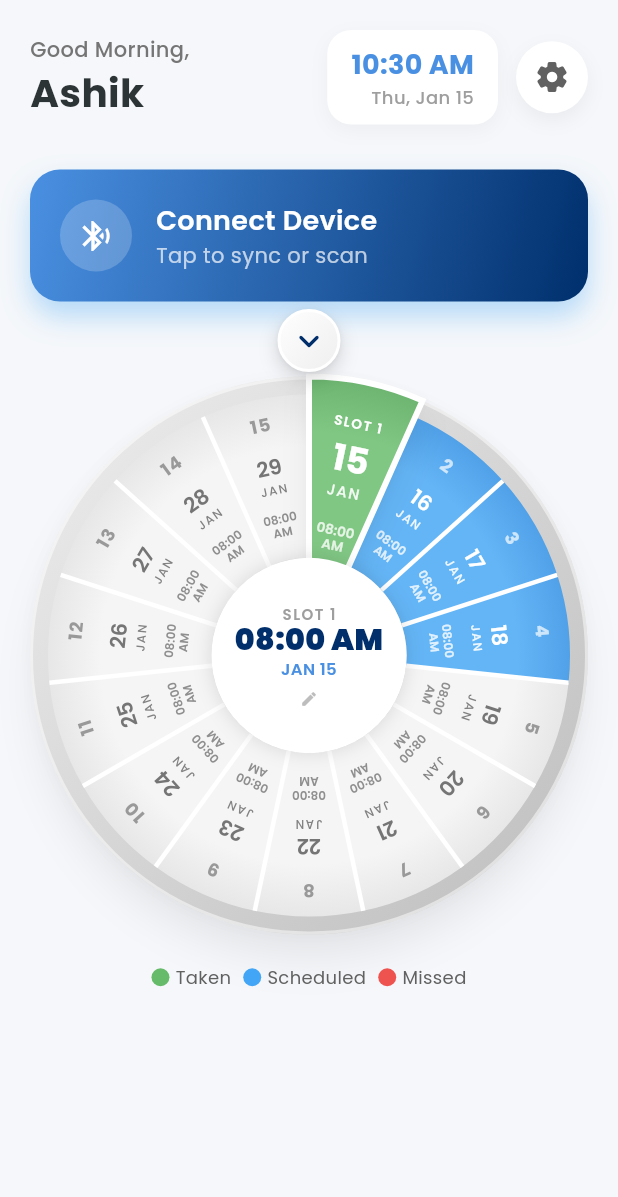
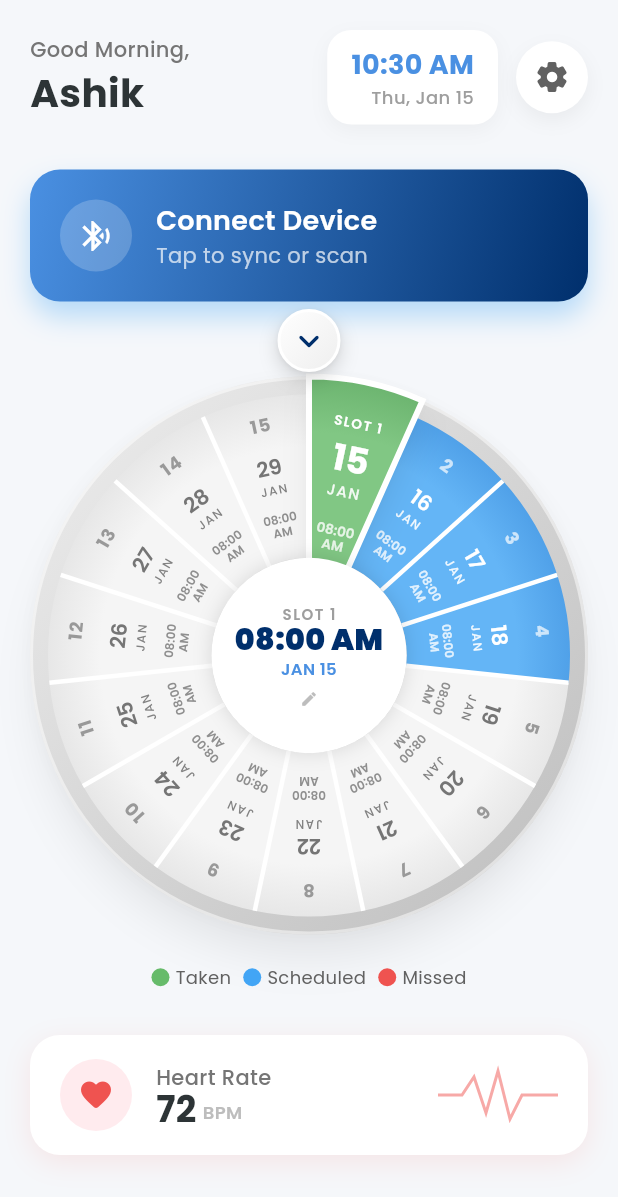
Before and after one commit to ashikm7034/Smart-Pill-Box, a Flutter app: the screen it shows after launch, after a tap on "SKIP", on a phone screen of 412 x 824 dp. Shown: the top 1197 px of the screen. Run offline on Flutter 3.47's test engine with Material 3 defaults, Android fonts, the phone set to English and light mode, and no system bars; our stand-ins replace flutter_blue_plus, google_fonts, permission_handler, shared_preferences, wakelock_plus.

Commit message:
Feat: Add Heart Rate Monitor and Skip Button

```diff
--- a/lib/screens/dashboard_screen.dart
+++ b/lib/screens/dashboard_screen.dart
@@ -1,4 +1,5 @@
 import 'dart:async';
+import 'dart:math';
 import 'package:flutter/material.dart';
 import 'package:flutter_blue_plus/flutter_blue_plus.dart';
 import 'package:google_fonts/google_fonts.dart';
@@ -19,6 +20,8 @@ class _DashboardScreenState extends State<DashboardScreen> {
   late Timer _timer;
   DateTime _now = DateTime.now();
   bool _isConnected = false;
+  int _heartRate = 72;
+  final Random _random = Random();
 
   // Initialize in initState to get fresh dates
   List<Map<String, String>> _slotData = [];
@@ -31,6 +34,10 @@ class _DashboardScreenState extends State<DashboardScreen> {
       if (mounted) {
         setState(() {
           _now = DateTime.now();
+          if (timer.tick % 3 == 0) {
+            // Randomize heart rate every 3 seconds
+            _heartRate = 60 + _random.nextInt(40); // 60-100 BPM
+          }
         });
       }
     });
@@ -510,6 +517,10 @@ class _DashboardScreenState extends State<DashboardScreen> {
                   _buildLegendItem("Missed", const Color(0xFFEF5350)),
                 ],
               ),
+
+              const SizedBox(height: 30),
+              // Heart Rate Monitor (Bottom)
+              _buildHeartRateCard(),
             ],
           ),
         ),
@@ -533,4 +544,111 @@ class _DashboardScreenState extends State<DashboardScreen> {
       ],
     );
   }
+
+  Widget _buildHeartRateCard() {
+    return Container(
+      padding: const EdgeInsets.symmetric(horizontal: 20, vertical: 16),
+      decoration: BoxDecoration(
+        color: Colors.white,
+        borderRadius: BorderRadius.circular(20),
+        boxShadow: [
+          BoxShadow(
+            color: Colors.red.withOpacity(0.1),
+            blurRadius: 15,
+            offset: const Offset(0, 5),
+          ),
+        ],
+      ),
+      child: Row(
+        children: [
+          Container(
+            padding: const EdgeInsets.all(12),
+            decoration: BoxDecoration(
+              color: const Color(0xFFFFEBEE), // Light Red
+              shape: BoxShape.circle,
+            ),
+            child: const Icon(
+              Icons.favorite_rounded,
+              color: Color(0xFFEF5350), // Red
+              size: 24,
+            ),
+          ),
+          const SizedBox(width: 16),
+          Column(
+            crossAxisAlignment: CrossAxisAlignment.start,
+            children: [
+              Text(
+                "Heart Rate",
+                style: GoogleFonts.poppins(
+                  fontSize: 14,
+                  fontWeight: FontWeight.w500,
+                  color: Colors.grey[600],
+                ),
+              ),
+              Row(
+                crossAxisAlignment: CrossAxisAlignment.end,
+                children: [
+                  Text(
+                    "$_heartRate",
+                    style: GoogleFonts.poppins(
+                      fontSize: 24,
+                      fontWeight: FontWeight.bold,
+                      color: const Color(0xFF2D3436),
+                      height: 1.0,
+                    ),
+                  ),
+                  const SizedBox(width: 4),
+                  Padding(
+                    padding: const EdgeInsets.only(bottom: 2),
+                    child: Text(
+                      "BPM",
+                      style: GoogleFonts.poppins(
+                        fontSize: 12,
+                        fontWeight: FontWeight.w600,
+                        color: Colors.grey[400],
+                      ),
+                    ),
+                  ),
+                ],
+              ),
+            ],
+          ),
+          Spacer(),
+          // Interactive Graph / Waveform placeholder
+          Container(
+            height: 40,
+            width: 80,
+            child: CustomPaint(painter: HeartWavePainter()),
+          ),
+        ],
+      ),
+    );
+  }
 }
+
+class HeartWavePainter extends CustomPainter {
+  @override
+  void paint(Canvas canvas, Size size) {
+    final paint = Paint()
+      ..color = const Color(0xFFEF5350).withOpacity(0.5)
+      ..strokeWidth = 2
+      ..style = PaintingStyle.stroke;
+
+    final path = Path();
+    path.moveTo(0, size.height / 2);
+
+    // Simple mock EKG wave
+    path.lineTo(size.width * 0.2, size.height / 2);
+    path.lineTo(size.width * 0.3, size.height * 0.2);
+    path.lineTo(size.width * 0.4, size.height * 0.8);
+    path.lineTo(size.width * 0.5, size.height * 0.1);
+    path.lineTo(size.width * 0.6, size.height * 0.9);
+    path.lineTo(size.width * 0.7, size.height / 2); // Corrected this line
+    path.lineTo(size.width, size.height / 2);
+
+    canvas.drawPath(path, paint);
+  }
+
+  @override
+  bool shouldRepaint(covariant CustomPainter oldDelegate) => false;
+}
--- a/lib/screens/device_scan_screen.dart
+++ b/lib/screens/device_scan_screen.dart
@@ -303,7 +303,7 @@ class _DeviceScanScreenState extends State<DeviceScanScreen>
                           ),
                           const SizedBox(height: 16),
                           Text(
-                            "No devices found",
+                            "No smart pill device found",
                             style: GoogleFonts.poppins(color: Colors.grey[500]),
                           ),
                           TextButton(
```
